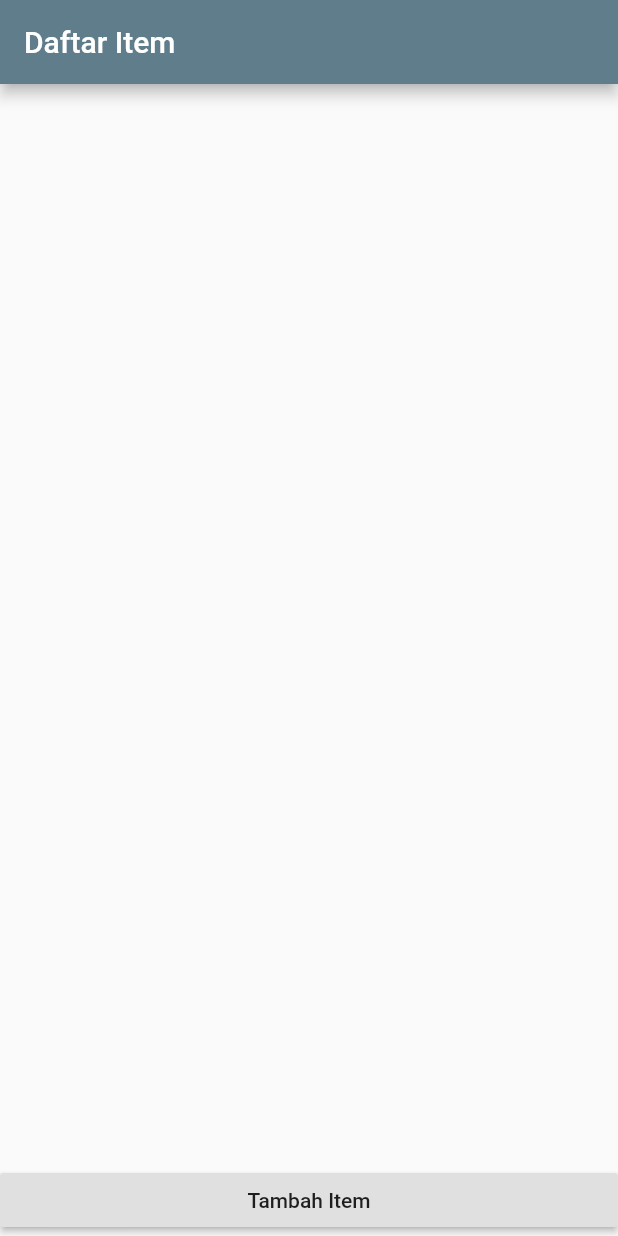
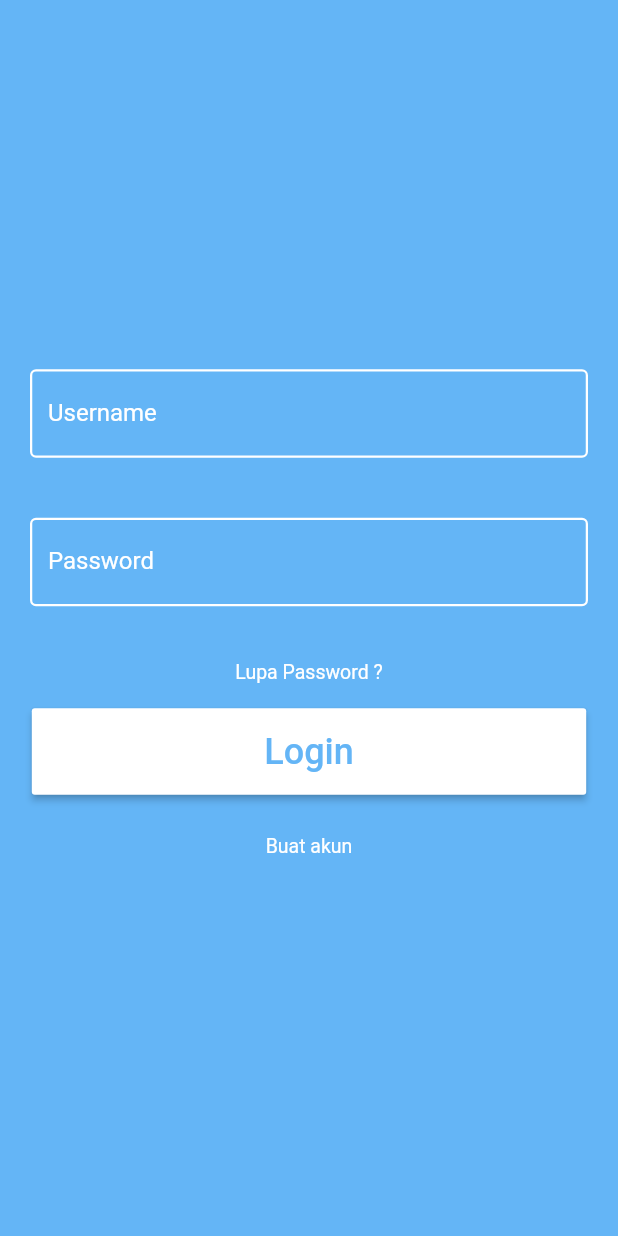
Before and after one commit to Yovieaji13/uts_project, a Flutter app: the screen it shows after launch, on a phone screen of 412 x 824 dp. Run offline on Flutter 3.47's test engine with Material 2 defaults, Android fonts, the phone set to English and light mode, and no system bars; our stand-ins replace sqflite; accounts and stored records are empty.

Commit message:
progress_table2_login

```diff
--- a/lib/dbhelper.dart
+++ b/lib/dbhelper.dart
@@ -3,6 +3,7 @@ import 'dart:async';
 import 'dart:io';
 import 'package:path_provider/path_provider.dart';
 import 'item.dart';
+import 'login.dart';
 
 class DbHelper {
   static DbHelper _dbHelper;
@@ -14,47 +15,90 @@ class DbHelper {
     String path = directory.path + 'item.db';
 
     //create, read databases
-    var itemDatabase = openDatabase(path, version: 4, onCreate: _createDb);
+    var itemDatabase = openDatabase(path, version: 5, onCreate: _createDb);
     //mengembalikan nilai object sebagai hasil dari fungsinya
     return itemDatabase;
   }
 
   //buat tabel baru dengan nama item
   void _createDb(Database db, int version) async {
-    await db.execute('''
+    var batch = db.batch();
+    batch.execute('DROP TABLE IF EXISTS item');
+    batch.execute('DROP TABLE IF EXISTS login');
+    batch.execute('''
  CREATE TABLE item (
  id INTEGER PRIMARY KEY AUTOINCREMENT,
  name TEXT,
- price INTEGER
+ price INTEGER,
+ code TEXT,
+ color TEXT
  )
  ''');
+    //table login
+    batch.execute('''
+  CREATE TABLE login(
+  id INTEGER PRIMARY KEY AUTOINCREMENT,
+  username TEXT,
+  password TEXT)
+ ''');
+ await batch.commit();
   }
 
-//select databases
+//select databases item
   Future<List<Map<String, dynamic>>> select() async {
     Database db = await this.initDb();
     var mapList = await db.query('item', orderBy: 'name');
     return mapList;
   }
 
-//create databases
+//select databases login
+  Future<List<Map<String, dynamic>>> selectLogin() async {
+    Database db = await this.initDb();
+    var mapList = await db.query('login', orderBy: 'username');
+    return mapList;
+  }
+
+//create databases item
   Future<int> insert(Item object) async {
     Database db = await this.initDb();
     int count = await db.insert('item', object.toMap());
     return count;
   }
 
-//update databases
+  //create databases login
+  Future<int> insertLogin(Login object) async {
+    Database db = await this.initDb();
+    int count = await db.insert('login', object.toMap());
+    return count;
+  }
+
+//update databases item
   Future<int> update(Item object) async {
     Database db = await this.initDb();
     int count = await db
         .update('item', object.toMap(), where: 'id=?', whereArgs: [object.id]);
     return count;
-  } //delete databases
+  }
 
+  //update databases login
+  Future<int> updateLogin(Item object) async {
+    Database db = await this.initDb();
+    int count = await db
+        .update('login', object.toMap(), where: 'id=?', whereArgs: [object.id]);
+    return count;
+  }
+
+  //delete databases item
   Future<int> delete(int id) async {
     Database db = await this.initDb();
     int count = await db.delete('item', where: 'id=?', whereArgs: [id]);
+    return count;
+  }
+
+  //delete databases login
+  Future<int> deleteLogin(int id) async {
+    Database db = await this.initDb();
+    int count = await db.delete('login', where: 'id=?', whereArgs: [id]);
     return count;
   }
 
--- a/lib/item.dart
+++ b/lib/item.dart
@@ -2,21 +2,33 @@ class Item {
   int _id;
   String _name;
   int _price;
+  String _code;
+  String _color;
 
   int get id => _id;
   String get name => this._name;
   set name(String value) => this._name = value;
+
   get price => this._price;
   set price(value) => this._price = value;
 
+  String get code => this._code;
+  set code(String value) => this._code = value;
+
+  String get color => this._color;
+  set color(String value) => this._color = value;
+
+
 // konstruktor versi 1
-  Item(this._name, this._price);
+  Item(this._name, this._price, this._code, this._color);
 
 // konstruktor versi 2: konversi dari Map ke Item
   Item.fromMap(Map<String, dynamic> map) {
     this._id = map['id'];
     this._name = map['name'];
     this._price = map['price'];
+    this._code = map['code'];
+    this._color = map['color'];
   }
 
   // konversi dari Item ke Map
@@ -25,6 +37,8 @@ class Item {
     map['id'] = this._id;
     map['name'] = name;
     map['price'] = price;
+    map['code'] = code;
+    map['color'] = color;
     return map;
   }
 }
--- /dev/null
+++ b/lib/login.dart
@@ -0,0 +1,31 @@
+class Login {
+  int _id;
+  String _username;
+  String _password;
+
+  int get id => _id;
+  get username => this._username;
+  set username( value) => this._username = value;
+
+  get password => this._password;
+  set password( value) => this._password = value;
+
+  // konstruktor versi 1
+  Login(this._username, this._password);
+
+// konstruktor versi 2: konversi dari Map ke Login
+  Login.fromMap(Map<String, dynamic> map) {
+    this._id = map['idLogin'];
+    this._username = map['username'];
+    this._password = map['password'];
+  }
+
+  // konversi dari Login ke Map
+  Map<String, dynamic> toMap() {
+    Map<String, dynamic> map = Map<String, dynamic>();
+    map['idLogin'] = this._id;
+    map['username'] = this._username;
+    map['password'] = this._password;
+    return map;
+  }
+}
--- /dev/null
+++ b/lib/loginpage.dart
@@ -0,0 +1,169 @@
+import 'package:flutter/material.dart';
+import 'dart:async';
+import 'package:uts_project/dbhelper.dart';
+import 'package:uts_project/home.dart';
+import 'package:uts_project/login.dart';
+
+class LoginPage extends StatefulWidget {
+  static  final String id = 'loginpage';
+  final DateTime timestamp = DateTime.now();
+  Login currentUser;
+
+  @override
+  LoginPageState createState() => LoginPageState();
+}
+
+class LoginPageState extends State<LoginPage> {
+  DbHelper dbHelper = DbHelper();
+  String username = 'yovie@gmail.com';
+  TextEditingController usernameController = new TextEditingController();
+  TextEditingController passwordController = new TextEditingController();
+  final formkey = new GlobalKey<FormState>();
+
+
+  // @override
+  // void initState() {
+  //   super.initState();
+  //   updateListView();
+  // }
+
+  @override
+  Widget build(BuildContext context) {
+    return Scaffold(
+      backgroundColor: Colors.blue[300],
+      body: SingleChildScrollView(
+        child: Container(
+          height: MediaQuery.of(context).size.height * 1,
+          child: Column(
+            mainAxisAlignment: MainAxisAlignment.spaceEvenly,
+            crossAxisAlignment: CrossAxisAlignment.center,
+            mainAxisSize: MainAxisSize.max,
+            children: <Widget>[
+              // Container(
+              //   padding: EdgeInsets.all(50),
+              //   child: Image.asset(
+
+              //   ),
+              // ),
+              _formBuilder(),
+            ],
+          ),
+        ),
+      ),
+    );
+  }
+
+  Widget _formBuilder() {
+ return Form(
+      key: formkey,
+      // autovalidate: true,
+      child: Column(
+        children: <Widget>[
+          Padding(
+            padding: const EdgeInsets.all(20),
+            child: TextFormField(
+              controller: usernameController,
+              keyboardType: TextInputType.emailAddress,
+              style: TextStyle(color: Colors.white),
+              validator: (value) {
+                return value.isEmpty ? "Username Tidak Boleh Kosong" : null;
+              },
+              decoration: InputDecoration(
+                border: OutlineInputBorder(
+                    borderSide: BorderSide(color: Colors.pink, width: 10)),
+                enabledBorder: OutlineInputBorder(
+                    borderSide: BorderSide(color: Colors.white, width: 1.5)),
+                focusedBorder: OutlineInputBorder(
+                    borderSide: BorderSide(color: Colors.white, width: 1.5)),
+                labelText: 'Username',
+                labelStyle: TextStyle(
+                  color: Colors.white,
+                ),
+              ),
+            ),
+          ),
+          Padding(
+            padding: const EdgeInsets.all(20),
+            child: TextFormField(
+              controller: passwordController,
+              obscureText: true,
+              style: TextStyle(color: Colors.white),
+              validator: (value) {
+                return value.isEmpty ? "Password Tidak Boleh Kosong" : null;
+              },
+              decoration: InputDecoration(
+                border: OutlineInputBorder(
+                    borderSide: BorderSide(color: Colors.white)),
+                enabledBorder: OutlineInputBorder(
+                  borderSide: BorderSide(color: Colors.white, width: 1.5),
+                ),
+                focusedBorder: OutlineInputBorder(
+                    borderSide: BorderSide(color: Colors.white, width: 1.5)),
+                labelText: 'Password',
+                labelStyle: TextStyle(
+                  color: Colors.white,
+                ),
+              ),
+            ),
+          ),
+
+          Container(
+            child: FlatButton(
+              onPressed: () {},
+              child: Text(
+                'Lupa Password ?',
+                style: TextStyle(
+                    color: Colors.white,
+                    fontSize: 13,
+                    fontWeight: FontWeight.w400),
+              ),
+            ),
+          ),
+
+          RaisedButton(
+            onPressed: () async{
+              if (formkey.currentState.validate() &&
+                usernameController.text.toString() == username) {
+                  var login = await navigateToHome(context, null);
+                }
+              },
+
+            color: Colors.white,
+            padding: EdgeInsets.symmetric(horizontal: 20),
+            child: Container(
+              width: MediaQuery.of(context).size.width * 0.8,
+              height: MediaQuery.of(context).size.height * 0.07,
+              child: Center(
+                child: Text(
+                  'Login',
+                  style: TextStyle(fontSize: 24, color: Colors.blue[300]),
+                ),
+              ),
+            ),
+          ),
+          Container(
+            padding: EdgeInsets.all(10),
+            child: FlatButton(
+              child: Text(
+                'Buat akun',
+                style: TextStyle(
+                    fontSize: 13,
+                    color: Colors.white,
+                    fontWeight: FontWeight.w400),
+              ),
+              onPressed: () {},
+            ),
+          )
+        ],
+      ),
+    );
+  }
+
+  Future<LoginPage> navigateToHome(BuildContext context, LoginPage loginPage) async {
+    var result = await Navigator.push(context,
+        MaterialPageRoute(builder: (BuildContext context) {
+      return Home();
+    }));
+    return result;
+  }
+}
--- a/lib/main.dart
+++ b/lib/main.dart
@@ -118,7 +118,7 @@
 
 //kode utama Aplikasi tampilan awal
 import 'package:flutter/material.dart';
-import 'home.dart'; //package letak folder Anda
+import 'package:uts_project/loginpage.dart';//package letak folder Anda
 
 void main() => runApp(MyApp());
 
@@ -127,11 +127,11 @@ class MyApp extends StatelessWidget {
   Widget build(BuildContext context) {
     return MaterialApp(
       debugShowCheckedModeBanner: false,
-      title: 'Tambahkan Item',
+      title: 'Tambahkan item',
       theme: ThemeData(
         primarySwatch: Colors.blueGrey,
       ),
-      home: Home(),
+      home: LoginPage(),
     );
   }
 }
--- a/pubspec.yaml
+++ b/pubspec.yaml
@@ -23,8 +23,8 @@ environment:
 dependencies:
   flutter:
     sdk: flutter
-  sqflite : ^1.3.0
-  path_provider : ^1.6.28
+  sqflite : any
+  path_provider : any
 
   # The following adds the Cupertino Icons font to your application.
   # Use with the CupertinoIcons class for iOS style icons.
```
Also changed, not shown: lib/entryform.dart (+44 -1 lines), lib/home.dart (+24 -6 lines), lib/pagelogin.dart (added, +152 -0 lines), 1 other file.
